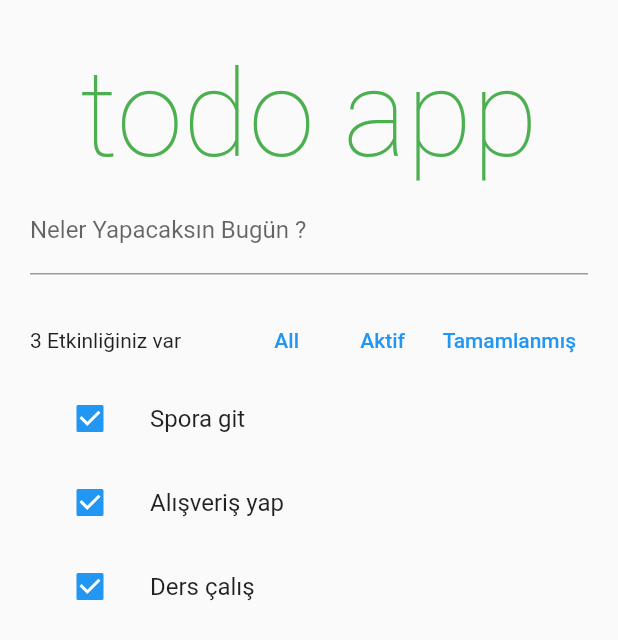
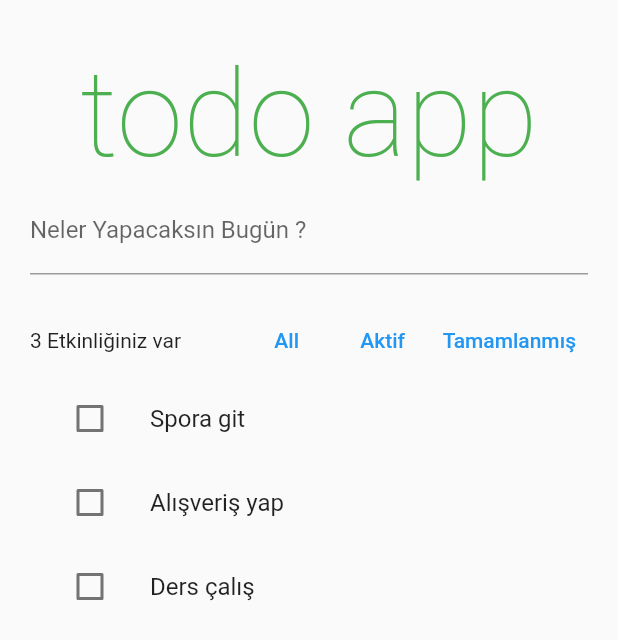
Before and after one commit to seheerst/TodoListApp, a Flutter app: the screen it shows after launch, on a phone screen of 412 x 824 dp. Shown: the top 640 px of the screen. Run offline on Flutter 3.47's test engine with Material 2 defaults, Android fonts, the phone set to English and light mode, and no system bars; our stand-ins replace flutter_riverpod.

Commit message:
feat: Statelesswidget replaced with ConsumerStatefulWidget

```diff
--- a/lib/Widgets/todoListItem_widget.dart
+++ b/lib/Widgets/todoListItem_widget.dart
@@ -1,19 +1,71 @@
 import 'package:flutter/material.dart';
+import 'package:flutter_riverpod/flutter_riverpod.dart';
+import 'package:todolist_app/providers/all_providers.dart';
+import 'package:uuid/uuid.dart';
 
 import '../models/todo_model.dart';
 
-class TodoListItemWidget extends StatelessWidget {
+class TodoListItemWidget extends ConsumerStatefulWidget {
   TodoModel item;
-   TodoListItemWidget({Key? key,required this.item}) : super(key: key);
+  TodoListItemWidget({Key? key, required this.item}) : super(key: key);
+
+  @override
+  _TodoListItemWidgetState createState() => _TodoListItemWidgetState();
+}
+
+class _TodoListItemWidgetState extends ConsumerState<TodoListItemWidget> {
+  late FocusNode _textFocusNode;
+  late TextEditingController _textController;
+  bool _hasFocus = false;
+
+  @override
+  void initState() {
+    super.initState();
+    _textFocusNode = FocusNode();
+    _textController = TextEditingController();
+  }
+
+  @override
+  void dispose() {
+    _textFocusNode.dispose();
+    _textController.dispose();
+    super.dispose();
+  }
 
   @override
   Widget build(BuildContext context) {
-    return ListTile(
-      leading: Checkbox(
-        value: true,
-        onChanged: (value){},
+    return Focus(
+      onFocusChange: (isFocused) {
+        if (!isFocused) {
+          setState(() {
+            _hasFocus = false;
+          });
+          ref
+              .read(todoListProvider.notifier)
+              .edit(id: Uuid().v4(), newDescription: _textController.text);
+        }
+      },
+      child: ListTile(
+        onTap: () {
+          setState(() {
+            _hasFocus = true;
+          });
+          _textFocusNode.requestFocus();
+          _textController.text = widget.item.description;
+        },
+        leading: Checkbox(
+          value: widget.item.complated,
+          onChanged: (value) {
+            ref.read(todoListProvider.notifier).toggle(widget.item.id);
+          },
+        ),
+        title: _hasFocus
+            ? TextField(
+                focusNode: _textFocusNode,
+                controller: _textController,
+              )
+            : Text(widget.item.description),
       ),
-      title: Text(item.description),
     );
   }
 }
```
